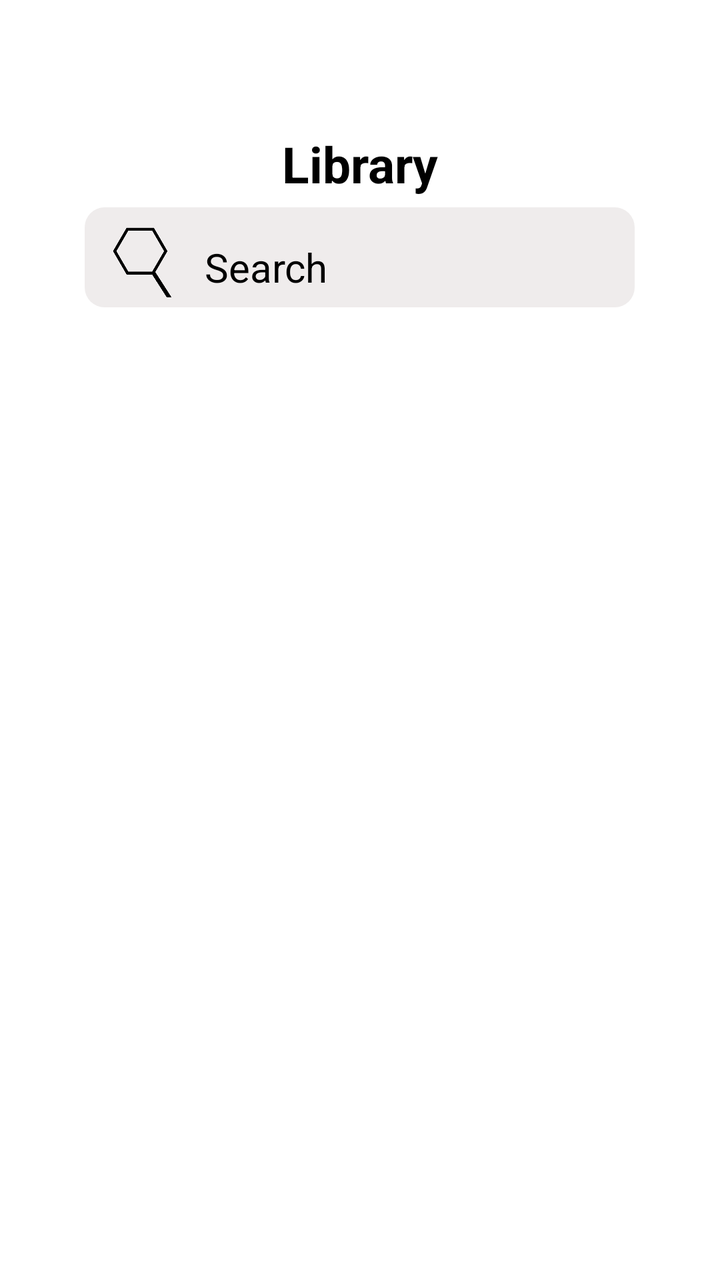
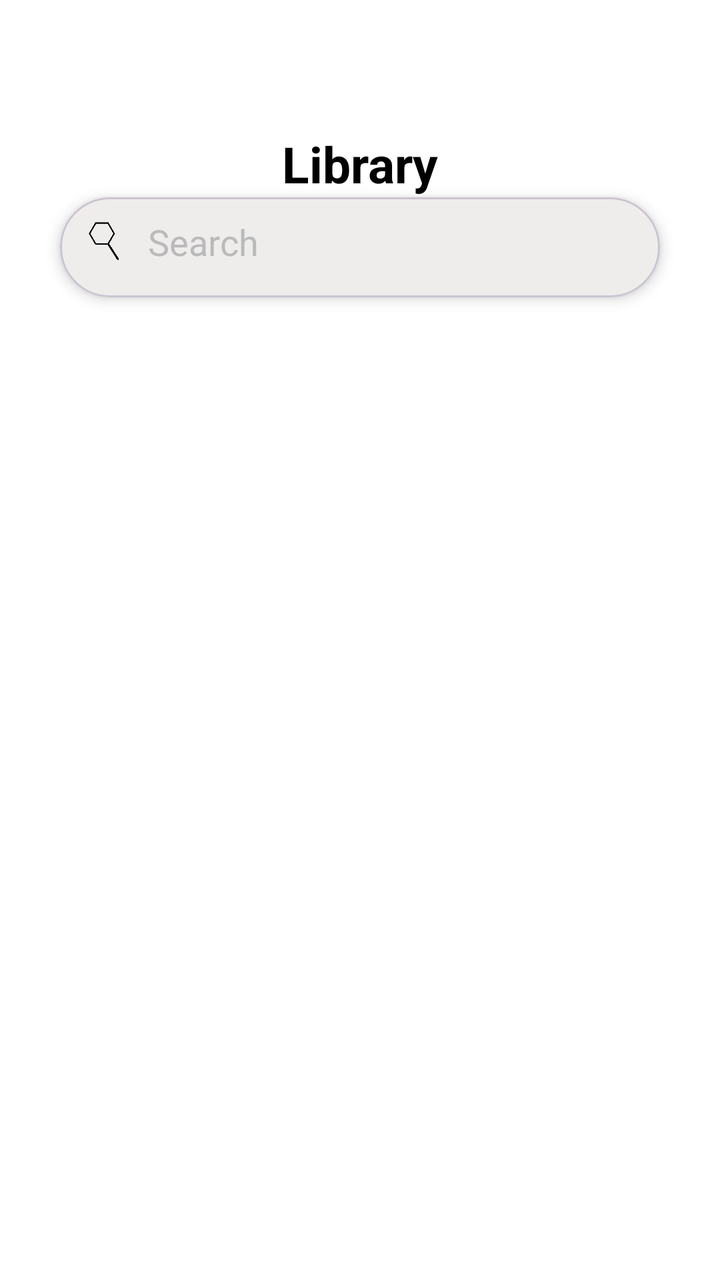

An Android layout rendered at two revisions. The XML below is the earlier revision; the diff shows what the commit changed to produce the second picture.
<!-- AndroidManifest.xml: application theme Theme.LayoutLab -->
<!-- res/layout/activity_library.xml -->
<?xml version="1.0" encoding="utf-8"?>
<LinearLayout xmlns:android="http://schemas.android.com/apk/res/android"
    xmlns:app="http://schemas.android.com/apk/res-auto"
    xmlns:tools="http://schemas.android.com/tools"
    android:id="@+id/main"
    android:layout_width="match_parent"
    android:layout_height="match_parent"
    tools:context=".library"
    android:orientation="vertical"
    android:background="@color/white">

    <LinearLayout
        android:layout_width="match_parent"
        android:layout_height="wrap_content"
        android:orientation="vertical">

        
        <LinearLayout
            android:layout_width="match_parent"
            android:layout_height="wrap_content"
            android:padding="5dp">

            <LinearLayout
                android:layout_width="0dp"
                android:layout_height="50dp"
                android:layout_weight="1"
                android:orientation="horizontal"
                android:gravity="start">

                <Button
                    android:id="@+id/btn_backLibrary"
                    android:layout_width="50dp"
                    android:layout_height="50dp"
                    android:backgroundTint="@android:color/transparent"
                    android:foreground="@drawable/back_icon" />

            </LinearLayout>

            <LinearLayout
                android:layout_width="0dp"
                android:layout_height="50dp"
                android:layout_weight="1"
                android:orientation="horizontal"
                android:gravity="center">

                <com.google.android.material.button.MaterialButton
                    android:id="@+id/btn_logoHome"
                    android:layout_width="50dp"
                    android:layout_height="50dp"
                    android:foreground="@drawable/logo_transparent"
                    app:backgroundTint="@android:color/transparent"
                    android:clickable="false"/>

            </LinearLayout>

            <LinearLayout
                android:layout_width="0dp"
                android:layout_height="50dp"
                android:layout_weight="1"
                android:orientation="horizontal"
                android:gravity="start">

                <LinearLayout
                    android:layout_width="0dp"
                    android:layout_height="50dp"
                    android:layout_weight="1"
                    android:orientation="horizontal"
                    android:gravity="end">

                    <Button
                        android:id="@+id/btn_profileLibrary"
                        android:layout_width="50dp"
                        android:layout_height="50dp"
                        android:backgroundTint="@android:color/transparent"
                        android:foreground="@drawable/profile_icon" />

                </LinearLayout>

            </LinearLayout>

        </LinearLayout>

        <ScrollView
            android:layout_width="match_parent"
            android:layout_height="0dp"
            android:layout_weight="1"
            android:clipToPadding="false"
            android:paddingTop="5dp">

            <LinearLayout
                android:layout_width="match_parent"
                android:layout_height="wrap_content"
                android:orientation="vertical">

                <LinearLayout
                    android:layout_width="match_parent"
                    android:layout_height="wrap_content"
                    android:orientation="vertical">

                    <TextView
                        android:layout_width="match_parent"
                        android:layout_height="wrap_content"
                        android:textAlignment="center"
                        android:text="Library"
                        android:textSize="25sp"
                        android:textColor="@color/black"
                        android:textStyle="bold"/>

                </LinearLayout>

                
                <LinearLayout
                    android:layout_width="match_parent"
                    android:layout_height="wrap_content"
                    android:gravity="center"
                    android:layout_margin="5dp">

                    <LinearLayout
                        android:layout_width="275dp"
                        android:layout_height="50dp"
                        android:orientation="horizontal"
                        android:padding="5dp"
                        android:background="@drawable/search">

                        <ImageView
                            android:layout_width="50dp"
                            android:layout_height="50dp"
                            android:background="@drawable/search_icon"/>


                        <EditText
                            android:id="@+id/etx_searchLibrary"
                            android:layout_width="match_parent"
                            android:layout_height="50dp"
                            android:background="@android:color/transparent"
                            android:hint="@string/search"
                            android:inputType="text"
                            android:padding="3dp"
                            android:paddingStart="5dp"
                            android:paddingEnd="5sp"
                            android:textColorHint="@color/black"
                            android:textSize="20sp" />

                    </LinearLayout>

                </LinearLayout>

                <LinearLayout
                    android:layout_width="match_parent"
                    android:layout_height="wrap_content"
                    android:orientation="vertical"
                    android:background="@color/white">

                    <com.google.android.material.tabs.TabLayout
                        android:id="@+id/tabLayout"
                        android:layout_width="match_parent"
                        android:layout_height="wrap_content"
                        android:background="@color/white"
                        app:tabIndicatorColor="@color/gray2"
                        app:tabTextColor="@color/black"
                        app:tabSelectedTextColor="@color/black" />

                    <androidx.viewpager2.widget.ViewPager2
                        android:id="@+id/viewPager"
                        android:layout_width="match_parent"
                        android:layout_height="match_parent"/>

                </LinearLayout>

            </LinearLayout>

        </ScrollView>

    </LinearLayout>

</LinearLayout>
<!-- resources referenced by this layout -->
<resources>
  <color name="black">#FF000000</color>
  <color name="gray2">#d2d2d2</color>
  <color name="white">#FFFFFFFF</color>
  <!-- drawable back_icon: png bitmap (drawable, 28075 bytes) -->
  <!-- drawable logo_transparent: png bitmap (drawable, 37070 bytes) -->
  <!-- drawable profile_icon: png bitmap (drawable, 40205 bytes) -->
  <!-- drawable search (drawable) -->
  <?xml version="1.0" encoding="UTF-8"?>
  <shape
      xmlns:android="http://schemas.android.com/apk/res/android">
      <solid
          android:color="#EFECEC"
          />
      <corners
          android:radius="10dp"
          />
  </shape>
  <!-- drawable search_icon: png bitmap (drawable, 32151 bytes) -->
  <string name="search">Search</string>
  <style name="Theme.LayoutLab" parent="Base.Theme.LayoutLab" />
  <style name="Base.Theme.LayoutLab" parent="Theme.Material3.DayNight.NoActionBar">
          
          
      </style>
</resources>

<!-- the commit's change to res/layout/activity_library.xml (unified diff, before → after) -->
@@ -109,41 +109,38 @@
                 </LinearLayout>
 
                 
-                <LinearLayout
-                    android:layout_width="match_parent"
-                    android:layout_height="wrap_content"
-                    android:gravity="center"
-                    android:layout_margin="5dp">
+                <com.google.android.material.card.MaterialCardView
+                    android:layout_width="300dp"
+                    android:layout_height="50dp"
+                    android:layout_gravity="center"
+                    app:cardCornerRadius="25dp"
+                    app:cardElevation="4dp"
+                    android:background="@drawable/search"
+                    android:layout_marginBottom="15dp">
 
                     <LinearLayout
-                        android:layout_width="275dp"
-                        android:layout_height="50dp"
+                        android:layout_width="match_parent"
+                        android:layout_height="match_parent"
                         android:orientation="horizontal"
-                        android:padding="5dp"
-                        android:background="@drawable/search">
+                        android:background="@drawable/search"
+                        android:padding="10dp">
 
                         <ImageView
-                            android:layout_width="50dp"
-                            android:layout_height="50dp"
-                            android:background="@drawable/search_icon"/>
-
+                            android:layout_width="24dp"
+                            android:layout_height="24dp"
+                            android:src="@drawable/search_icon" />
 
                         <EditText
-                            android:id="@+id/etx_searchLibrary"
+                            android:id="@+id/etx_searchHome"
                             android:layout_width="match_parent"
-                            android:layout_height="50dp"
-                            android:background="@android:color/transparent"
+                            android:layout_height="wrap_content"
+                            android:background="@null"
                             android:hint="@string/search"
                             android:inputType="text"
-                            android:padding="3dp"
-                            android:paddingStart="5dp"
-                            android:paddingEnd="5sp"
-                            android:textColorHint="@color/black"
-                            android:textSize="20sp" />
-
+                            android:textColorHint="@color/gray"
+                            android:paddingStart="10dp" />
                     </LinearLayout>
-
-                </LinearLayout>
+                </com.google.android.material.card.MaterialCardView>
 
                 <LinearLayout
                     android:layout_width="match_parent"
<!-- resource entries referenced after the edit -->
@@ -1,6 +1,7 @@
 <!-- resources referenced by this layout -->
 <resources>
   <color name="black">#FF000000</color>
+  <color name="gray">#BABABA</color>
   <color name="gray2">#d2d2d2</color>
   <color name="white">#FFFFFFFF</color>
   <!-- drawable back_icon: png bitmap (drawable, 28075 bytes) -->
